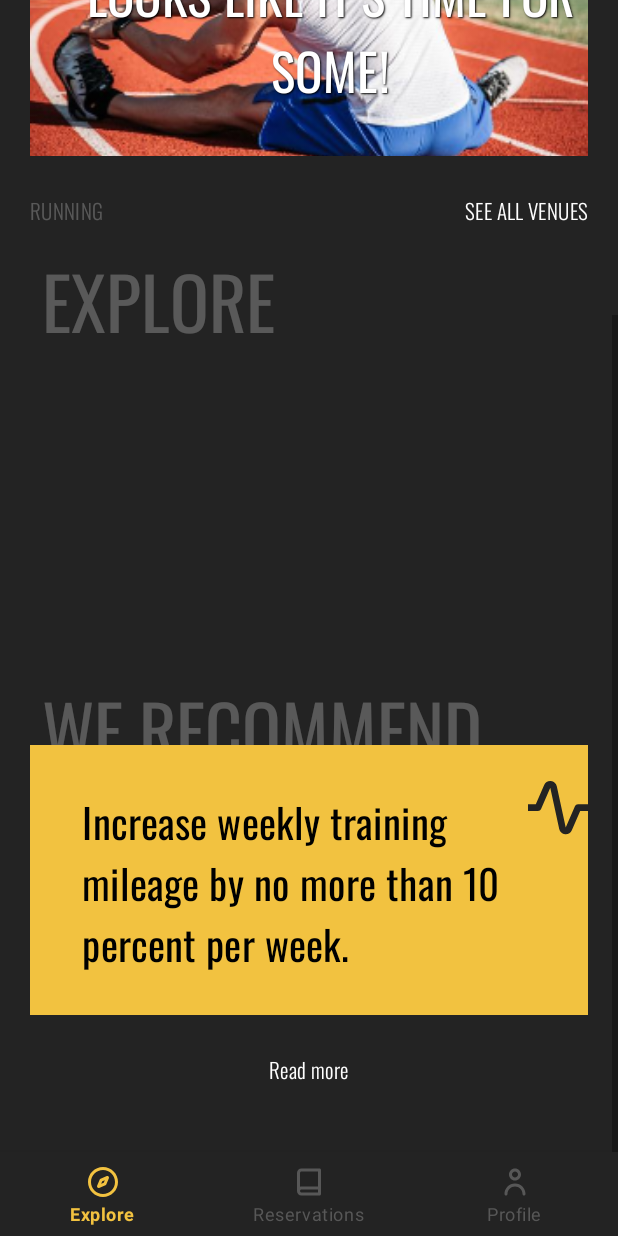
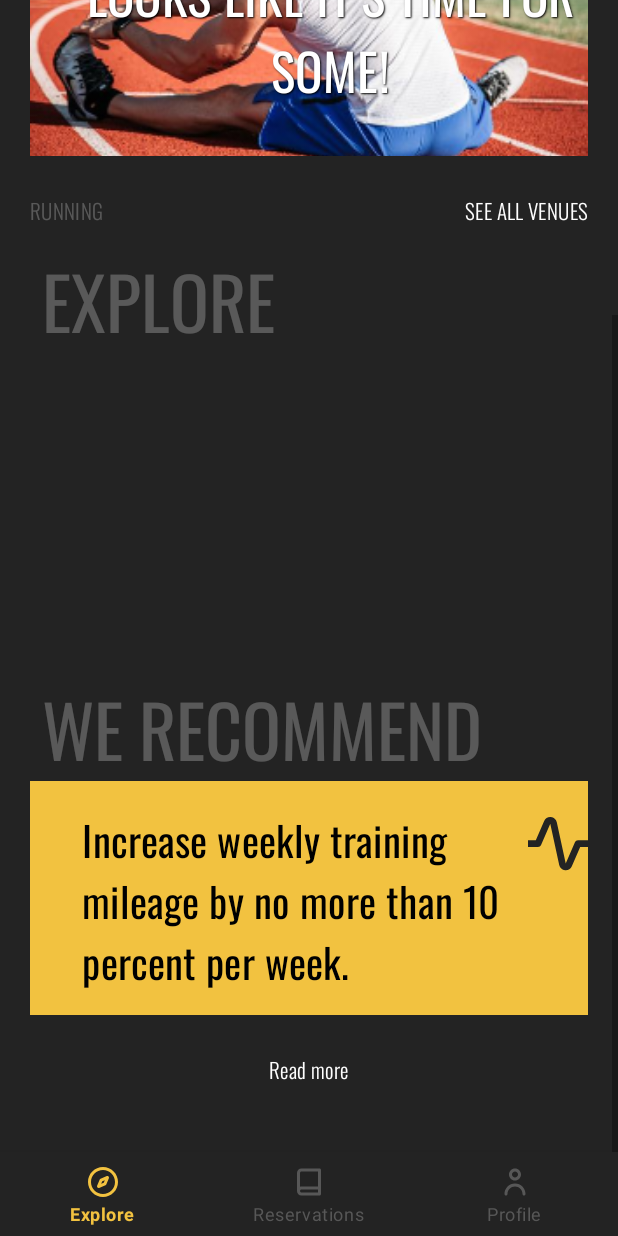
Before and after one commit to Catalin-David/RSRVD, an Android app: the ExploreFragment screen opened directly, with no data from a screen before it, scrolled down 289 dp, on a phone screen of 412 x 824 dp. Run offline under Robolectric (Android 15) with nearby library versions, the phone set to English and light mode, and no system bars; our stand-ins replace data binding; pictures from the network do not load; 2 statements that could not run were skipped.

Commit message:
explore venues integrated

```diff
--- a/app/src/main/java/com/halcyonmobile/rsrvd/core/me/MeRemoteSource.kt
+++ b/app/src/main/java/com/halcyonmobile/rsrvd/core/me/MeRemoteSource.kt
@@ -2,6 +2,7 @@ package com.halcyonmobile.rsrvd.core.me
 
 import com.halcyonmobile.rsrvd.core.me.dto.ProfileDto
 import com.halcyonmobile.rsrvd.core.repository.UserRepository
+import com.halcyonmobile.rsrvd.core.shared.RetrofitManager
 import com.halcyonmobile.rsrvd.editprofile.ProfileUpdateHandler
 import com.halcyonmobile.rsrvd.onboarding.Interests
 import com.halcyonmobile.rsrvd.selectlocation.Location
--- a/app/src/main/java/com/halcyonmobile/rsrvd/editprofile/EditProfileActivity.kt
+++ b/app/src/main/java/com/halcyonmobile/rsrvd/editprofile/EditProfileActivity.kt
@@ -55,7 +55,9 @@ class EditProfileActivity : AppCompatActivity() {
         binding.apply {
             dataMap = Interests.values().toMutableList()
 
-            close.setOnClickListener { finish() }
+            close.setOnClickListener {
+                finish()
+            }
 
             locationSelector.setOnClickListener {
                 startActivityForResult(
--- a/app/src/main/java/com/halcyonmobile/rsrvd/explorevenues/ExploreFragment.kt
+++ b/app/src/main/java/com/halcyonmobile/rsrvd/explorevenues/ExploreFragment.kt
@@ -73,5 +73,7 @@ class ExploreFragment : Fragment(R.layout.fragment_explore) {
         binding.readMore.setOnClickListener {
             startActivity(Intent(Intent.ACTION_VIEW, Uri.parse(getString(R.string.read_more_link))))
         }
+
+        binding.detailsDistance.text = viewModel.getFormattedDistance()
     }
 }
--- a/app/src/main/java/com/halcyonmobile/rsrvd/explorevenues/ExploreViewModel.kt
+++ b/app/src/main/java/com/halcyonmobile/rsrvd/explorevenues/ExploreViewModel.kt
@@ -37,6 +37,10 @@ class ExploreViewModel : ViewModel() {
             (venues?.map { Card(title = it.name, image = it.image, location = it.location) }).let {
                 _exploreCards.value = it
             }
+
+            (venues?.map { Card(title = it.name, image = it.image, location = it.location) }).let {
+                _recentlyVisitedCards.value = if (it == null || it.isEmpty()) listOf(NoRecentCard.instance) else it
+            }
         }
 
         _cardInFocus.value = _recentlyVisitedCards.value!![0]
--- a/app/src/main/java/com/halcyonmobile/rsrvd/signin/SignInActivity.kt
+++ b/app/src/main/java/com/halcyonmobile/rsrvd/signin/SignInActivity.kt
@@ -15,8 +15,8 @@ import com.google.android.gms.auth.api.signin.GoogleSignInOptions
 import com.google.android.gms.common.api.ApiException
 import com.halcyonmobile.rsrvd.MainActivity
 import com.halcyonmobile.rsrvd.R
-import com.halcyonmobile.rsrvd.core.me.State
 import com.halcyonmobile.rsrvd.core.repository.UserRepository
+import com.halcyonmobile.rsrvd.core.shared.State
 import com.halcyonmobile.rsrvd.databinding.ActivitySignInBinding
 import com.halcyonmobile.rsrvd.onboarding.OnboardingActivity
 import com.halcyonmobile.rsrvd.utils.showSnackbar
--- a/app/src/main/res/layout/activity_onboarding.xml
+++ b/app/src/main/res/layout/activity_onboarding.xml
@@ -156,6 +156,7 @@
                 android:text="@string/ready"
                 android:textAllCaps="true"
                 android:textStyle="bold"
+                android:textColor="@android:color/black"
                 android:textAppearance="@style/TextAppearance.Body2"
                 app:layout_constraintBottom_toBottomOf="parent"
                 app:layout_constraintEnd_toEndOf="@id/right_guideline"
--- a/app/src/main/res/layout/fragment_explore.xml
+++ b/app/src/main/res/layout/fragment_explore.xml
@@ -134,7 +134,7 @@
 
                 <androidx.constraintlayout.widget.ConstraintLayout
                     android:layout_width="match_parent"
-                    android:layout_height="@dimen/card_height_short"
+                    android:layout_height="wrap_content"
                     android:background="@color/primary"
                     app:layout_constraintBottom_toBottomOf="parent"
                     app:layout_constraintStart_toStartOf="parent">
```
